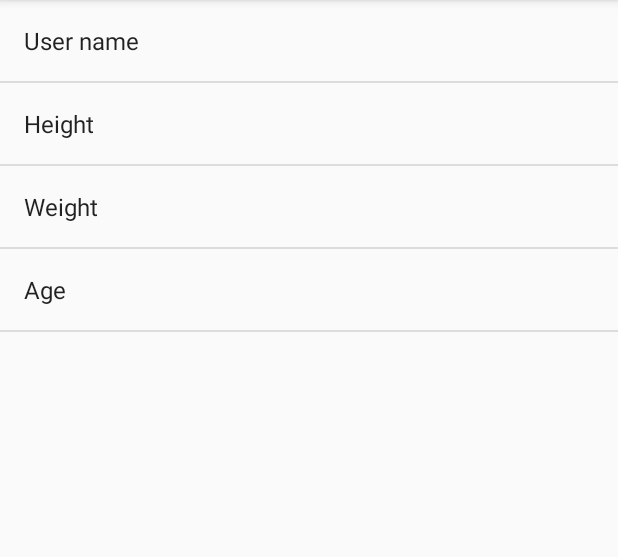
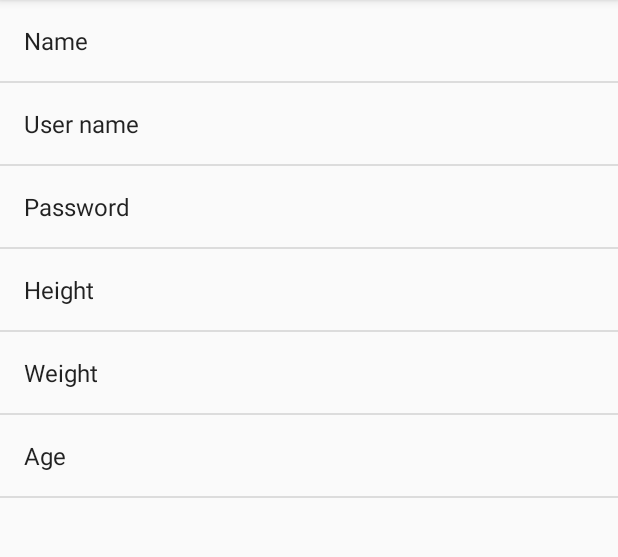
Before and after one commit to MaikuZ/SimplyTrackMe, an Android app: the Profile screen opened directly, with no data from a screen before it, on a phone screen of 412 x 824 dp, the part 84-641 px from its top. Run offline under Robolectric (Android 15) with nearby library versions, the phone set to English and light mode, and no system bars.

Commit message:
Added SQL functionalities
Added password in profile. Added user_name in profile. Now inserting into server track successfully. User_name is unqiue user_name in postgres database. Type is set as 1. Needs to be changed. Elevation is still not present.

```diff
--- a/SimplyTrackMe/app/src/main/java/com/example/piotrhelm/simplytrackme/Start.java
+++ b/SimplyTrackMe/app/src/main/java/com/example/piotrhelm/simplytrackme/Start.java
@@ -81,6 +81,7 @@ public class Start extends AppCompatActivity {
         currentTrack = new Track();
         currentTrack.setOwner(new Person(
                 PreferenceManager.getDefaultSharedPreferences(this).getString("person_name", "none"),
+                PreferenceManager.getDefaultSharedPreferences(this).getString("user_name", "none"),
                 Integer.parseInt(PreferenceManager.getDefaultSharedPreferences(this).getString("person_age", "0")),
                 Integer.parseInt(PreferenceManager.getDefaultSharedPreferences(this).getString("person_height", "0")),
                 Integer.parseInt(PreferenceManager.getDefaultSharedPreferences(this).getString("person_weight", "0"))
@@ -113,6 +114,7 @@ public class Start extends AppCompatActivity {
     }
     public void endSession(View view) {
         moveTaskToBack(false);
+        currentTrack.setEnd_date(currentTrack.getStart_date() + currentTrack.getLast().getTime_elapsed());
         currentTrack.saveToFile(this);
         GPSUpdater.interrupt();
 
--- a/SimplyTrackMe/app/src/main/res/xml/pref_profile.xml
+++ b/SimplyTrackMe/app/src/main/res/xml/pref_profile.xml
@@ -2,15 +2,33 @@
 
     <EditTextPreference
         android:capitalize="words"
-        android:defaultValue="User name"
+        android:defaultValue="Name"
         android:inputType="textCapWords"
         android:key="person_name"
         android:maxLines="1"
         android:selectAllOnFocus="true"
         android:singleLine="true"
+        android:title="Name" />
+    <EditTextPreference
+        android:capitalize="words"
+        android:defaultValue="user_name"
+        android:inputType="textCapWords"
+        android:key="user_name"
+        android:maxLines="1"
+        android:selectAllOnFocus="true"
+        android:singleLine="true"
         android:title="User name" />
     <EditTextPreference
-        android:defaultValue="70"
+        android:capitalize="words"
+        android:defaultValue="noPassword"
+        android:inputType="textCapWords"
+        android:key="password"
+        android:maxLines="1"
+        android:selectAllOnFocus="true"
+        android:singleLine="true"
+        android:title="Password" />
+    <EditTextPreference
+        android:defaultValue="180"
         android:key="person_height"
         android:selectAllOnFocus="true"
         android:singleLine="true"
@@ -26,7 +44,7 @@
     <EditTextPreference
         android:layout_width="wrap_content"
         android:layout_height="wrap_content"
-        android:defaultValue="70"
+        android:defaultValue="20"
         android:key="person_age"
         android:selectAllOnFocus="true"
         android:singleLine="true"
```
Also changed, not shown: SimplyTrackMe/app/src/main/java/com/example/piotrhelm/simplytrackme/DbOps.java (+9 -6 lines), SimplyTrackMe/app/src/main/java/com/example/piotrhelm/simplytrackme/Person.java (+8 -0 lines), SimplyTrackMe/app/src/main/java/com/example/piotrhelm/simplytrackme/Track.java (+9 -1 lines).
